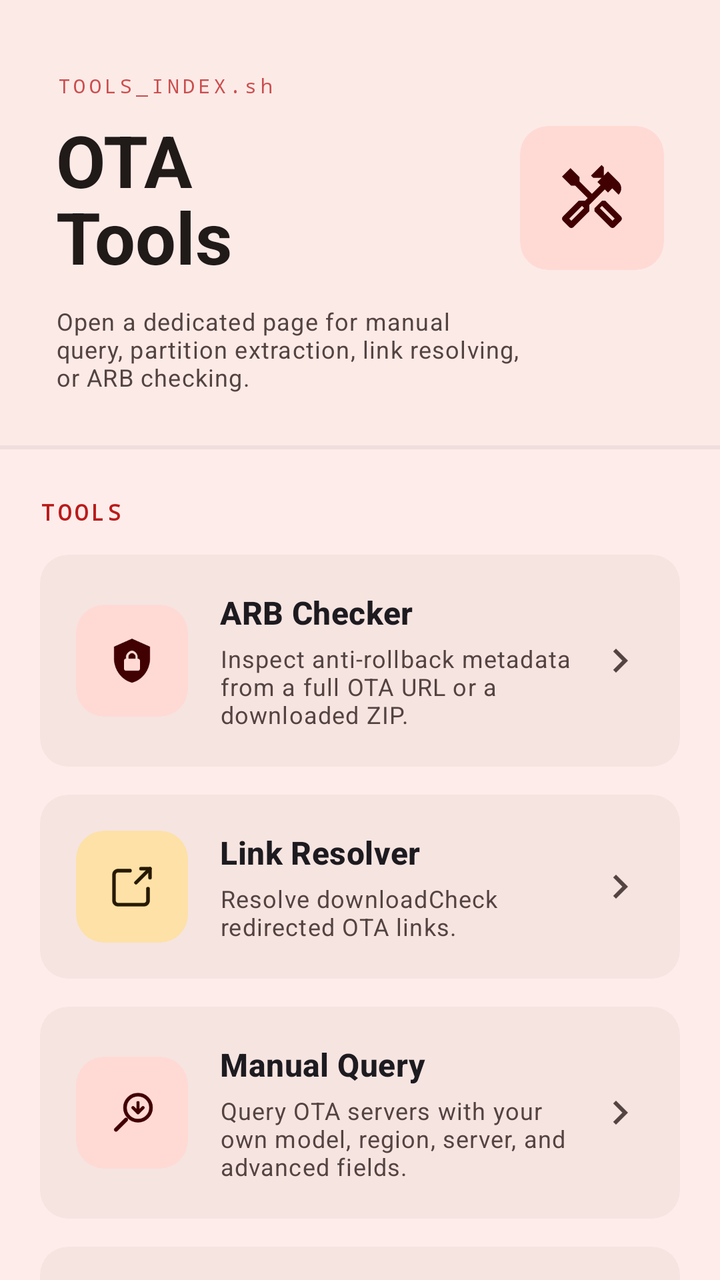
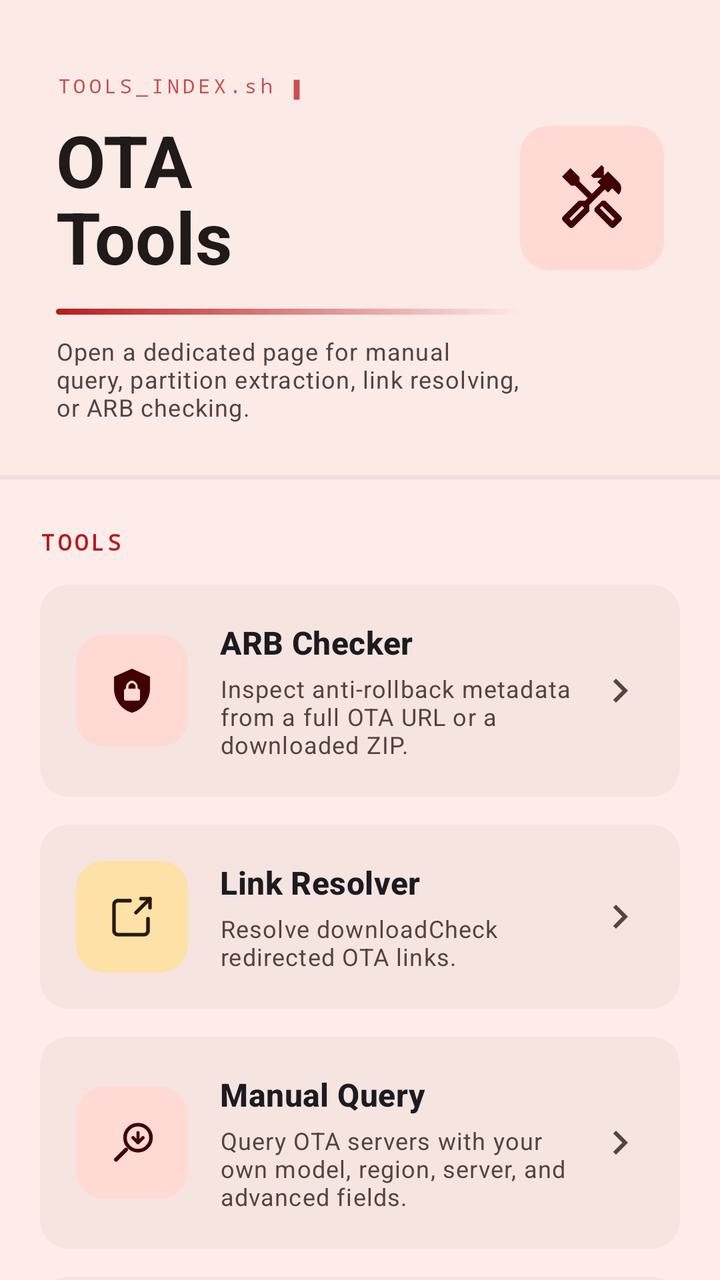

An Android layout rendered at two revisions. The XML below is the earlier revision; the diff shows what the commit changed to produce the second picture.
<!-- AndroidManifest.xml: application theme Theme.OTAPulse -->
<!-- res/layout/fragment_ota_tools.xml -->
<?xml version="1.0" encoding="utf-8"?>
<androidx.core.widget.NestedScrollView
    xmlns:android="http://schemas.android.com/apk/res/android"
    xmlns:app="http://schemas.android.com/apk/res-auto"
    android:layout_width="match_parent"
    android:layout_height="match_parent"
    android:background="?attr/colorSurface"
    android:fillViewport="true"
    android:overScrollMode="never">

    <LinearLayout
        android:layout_width="match_parent"
        android:layout_height="wrap_content"
        android:orientation="vertical"
        android:paddingBottom="104dp">

        <androidx.constraintlayout.widget.ConstraintLayout
            android:layout_width="match_parent"
            android:layout_height="wrap_content"
            android:background="@drawable/bg_hero_header"
            android:paddingStart="28dp"
            android:paddingEnd="28dp"
            android:paddingTop="36dp"
            android:paddingBottom="28dp">

            <TextView
                android:id="@+id/tv_bracket_label"
                android:layout_width="wrap_content"
                android:layout_height="wrap_content"
                android:text="@string/tools_header_badge"
                android:textColor="?attr/colorPrimary"
                android:textSize="10sp"
                android:fontFamily="monospace"
                android:letterSpacing="0.18"
                android:alpha="0.75"
                app:layout_constraintStart_toStartOf="parent"
                app:layout_constraintTop_toTopOf="parent" />

            <TextView
                android:id="@+id/tv_header_title"
                android:layout_width="0dp"
                android:layout_height="wrap_content"
                android:layout_marginTop="6dp"
                android:text="@string/tools_header_title"
                android:textAppearance="?attr/textAppearanceDisplaySmall"
                android:textColor="?attr/colorOnSurface"
                android:textStyle="bold"
                android:lineSpacingMultiplier="0.92"
                app:layout_constraintTop_toBottomOf="@id/tv_bracket_label"
                app:layout_constraintStart_toStartOf="parent"
                app:layout_constraintEnd_toStartOf="@id/card_hero_icon" />

            <TextView
                android:id="@+id/tv_header_subtitle"
                android:layout_width="0dp"
                android:layout_height="wrap_content"
                android:layout_marginTop="10dp"
                android:text="@string/tools_header_subtitle"
                android:textAppearance="?attr/textAppearanceBodySmall"
                android:textColor="?attr/colorOnSurfaceVariant"
                app:layout_constraintTop_toBottomOf="@id/tv_header_title"
                app:layout_constraintStart_toStartOf="@id/tv_header_title"
                app:layout_constraintEnd_toEndOf="@id/tv_header_title"
                app:layout_constraintBottom_toBottomOf="parent" />

            <com.google.android.material.card.MaterialCardView
                android:id="@+id/card_hero_icon"
                android:layout_width="72dp"
                android:layout_height="72dp"
                app:cardCornerRadius="14dp"
                app:cardBackgroundColor="?attr/colorPrimaryContainer"
                app:cardElevation="0dp"
                app:layout_constraintEnd_toEndOf="parent"
                app:layout_constraintTop_toTopOf="@id/tv_header_title"
                app:layout_constraintBottom_toBottomOf="@id/tv_header_title">

                <ImageView
                    android:layout_width="36dp"
                    android:layout_height="36dp"
                    android:layout_gravity="center"
                    android:src="@drawable/ic_tools"
                    app:tint="?attr/colorOnPrimaryContainer" />
            </com.google.android.material.card.MaterialCardView>
        </androidx.constraintlayout.widget.ConstraintLayout>

        <LinearLayout
            android:layout_width="match_parent"
            android:layout_height="wrap_content"
            android:orientation="vertical"
            android:paddingHorizontal="20dp"
            android:paddingTop="24dp">

            <TextView
                android:layout_width="wrap_content"
                android:layout_height="wrap_content"
                android:text="@string/tools_section_label"
                android:textColor="?attr/colorPrimary"
                android:textSize="11sp"
                android:textStyle="bold"
                android:fontFamily="monospace"
                android:letterSpacing="0.14" />

            <com.google.android.material.card.MaterialCardView
                android:id="@+id/card_arb_checker"
                android:layout_width="match_parent"
                android:layout_height="wrap_content"
                android:layout_marginTop="14dp"
                android:clickable="true"
                android:focusable="true"
                app:cardBackgroundColor="?attr/colorSurfaceContainerHigh"
                app:cardCornerRadius="14dp"
                app:cardElevation="0dp">

                <LinearLayout
                    android:layout_width="match_parent"
                    android:layout_height="wrap_content"
                    android:gravity="center_vertical"
                    android:orientation="horizontal"
                    android:padding="18dp">

                    <com.google.android.material.card.MaterialCardView
                        android:layout_width="56dp"
                        android:layout_height="56dp"
                        app:cardBackgroundColor="?attr/colorErrorContainer"
                        app:cardCornerRadius="14dp"
                        app:cardElevation="0dp">

                        <ImageView
                            android:layout_width="24dp"
                            android:layout_height="24dp"
                            android:layout_gravity="center"
                            android:src="@drawable/ic_security"
                            app:tint="?attr/colorOnErrorContainer" />
                    </com.google.android.material.card.MaterialCardView>

                    <LinearLayout
                        android:layout_width="0dp"
                        android:layout_height="wrap_content"
                        android:layout_weight="1"
                        android:layout_marginStart="16dp"
                        android:orientation="vertical">

                        <TextView
                            android:layout_width="wrap_content"
                            android:layout_height="wrap_content"
                            android:text="@string/tools_arb_checker_title"
                            android:textAppearance="?attr/textAppearanceTitleMedium"
                            android:textStyle="bold" />

                        <TextView
                            android:layout_width="match_parent"
                            android:layout_height="wrap_content"
                            android:layout_marginTop="4dp"
                            android:text="@string/tools_arb_checker_desc"
                            android:textAppearance="?attr/textAppearanceBodySmall"
                            android:textColor="?attr/colorOnSurfaceVariant" />
                    </LinearLayout>

                    <ImageView
                        android:layout_width="24dp"
                        android:layout_height="24dp"
                        android:src="@drawable/ic_chevron_right"
                        app:tint="?attr/colorOnSurfaceVariant" />
                </LinearLayout>
            </com.google.android.material.card.MaterialCardView>

            <com.google.android.material.card.MaterialCardView
                android:id="@+id/card_link_resolver"
                android:layout_width="match_parent"
                android:layout_height="wrap_content"
                android:layout_marginTop="14dp"
                android:clickable="true"
                android:focusable="true"
                app:cardBackgroundColor="?attr/colorSurfaceContainerHigh"
                app:cardCornerRadius="14dp"
                app:cardElevation="0dp">

                <LinearLayout
                    android:layout_width="match_parent"
                    android:layout_height="wrap_content"
                    android:gravity="center_vertical"
                    android:orientation="horizontal"
                    android:padding="18dp">

                    <com.google.android.material.card.MaterialCardView
                        android:layout_width="56dp"
                        android:layout_height="56dp"
                        app:cardBackgroundColor="?attr/colorTertiaryContainer"
                        app:cardCornerRadius="14dp"
                        app:cardElevation="0dp">

                        <ImageView
                            android:layout_width="24dp"
                            android:layout_height="24dp"
                            android:layout_gravity="center"
                            android:src="@drawable/ic_open_external_stroke"
                            app:tint="?attr/colorOnTertiaryContainer" />
                    </com.google.android.material.card.MaterialCardView>

                    <LinearLayout
                        android:layout_width="0dp"
                        android:layout_height="wrap_content"
                        android:layout_weight="1"
                        android:layout_marginStart="16dp"
                        android:orientation="vertical">

                        <TextView
                            android:layout_width="wrap_content"
                            android:layout_height="wrap_content"
                            android:text="@string/tools_link_resolver_title"
                            android:textAppearance="?attr/textAppearanceTitleMedium"
                            android:textStyle="bold" />

                        <TextView
                            android:layout_width="match_parent"
                            android:layout_height="wrap_content"
                            android:layout_marginTop="4dp"
                            android:text="@string/tools_link_resolver_desc"
                            android:textAppearance="?attr/textAppearanceBodySmall"
                            android:textColor="?attr/colorOnSurfaceVariant" />
                    </LinearLayout>

                    <ImageView
                        android:layout_width="24dp"
                        android:layout_height="24dp"
                        android:src="@drawable/ic_chevron_right"
                        app:tint="?attr/colorOnSurfaceVariant" />
                </LinearLayout>
            </com.google.android.material.card.MaterialCardView>

            <com.google.android.material.card.MaterialCardView
                android:id="@+id/card_manual_query"
                android:layout_width="match_parent"
                android:layout_height="wrap_content"
                android:layout_marginTop="14dp"
                android:clickable="true"
                android:focusable="true"
                app:cardBackgroundColor="?attr/colorSurfaceContainerHigh"
                app:cardCornerRadius="14dp"
                app:cardElevation="0dp">

                <LinearLayout
                    android:layout_width="match_parent"
                    android:layout_height="wrap_content"
                    android:gravity="center_vertical"
                    android:orientation="horizontal"
                    android:padding="18dp">

                    <com.google.android.material.card.MaterialCardView
                        android:layout_width="56dp"
                        android:layout_height="56dp"
                        app:cardBackgroundColor="?attr/colorPrimaryContainer"
                        app:cardCornerRadius="14dp"
                        app:cardElevation="0dp">

                        <ImageView
                            android:layout_width="24dp"
                            android:layout_height="24dp"
                            android:layout_gravity="center"
                            android:src="@drawable/ic_search_update"
                            app:tint="?attr/colorOnPrimaryContainer" />
                    </com.google.android.material.card.MaterialCardView>

                    <LinearLayout
                        android:layout_width="0dp"
                        android:layout_height="wrap_content"
                        android:layout_weight="1"
                        android:layout_marginStart="16dp"
                        android:orientation="vertical">

                        <TextView
                            android:layout_width="wrap_content"
                            android:layout_height="wrap_content"
                            android:text="@string/tools_manual_query_title"
                            android:textAppearance="?attr/textAppearanceTitleMedium"
                            android:textStyle="bold" />

                        <TextView
                            android:layout_width="match_parent"
                            android:layout_height="wrap_content"
                            android:layout_marginTop="4dp"
                            android:text="@string/tools_manual_query_desc"
                            android:textAppearance="?attr/textAppearanceBodySmall"
                            android:textColor="?attr/colorOnSurfaceVariant" />
                    </LinearLayout>

                    <ImageView
                        android:layout_width="24dp"
                        android:layout_height="24dp"
                        android:src="@drawable/ic_chevron_right"
                        app:tint="?attr/colorOnSurfaceVariant" />
                </LinearLayout>
            </com.google.android.material.card.MaterialCardView>

            <com.google.android.material.card.MaterialCardView
                android:id="@+id/card_partition_extraction"
                android:layout_width="match_parent"
                android:layout_height="wrap_content"
                android:layout_marginTop="14dp"
                android:clickable="true"
                android:focusable="true"
                app:cardBackgroundColor="?attr/colorSurfaceContainerHigh"
                app:cardCornerRadius="14dp"
                app:cardElevation="0dp">

                <LinearLayout
                    android:layout_width="match_parent"
                    android:layout_height="wrap_content"
                    android:gravity="center_vertical"
                    android:orientation="horizontal"
                    android:padding="18dp">

                    <com.google.android.material.card.MaterialCardView
                        android:layout_width="56dp"
                        android:layout_height="56dp"
                        app:cardBackgroundColor="?attr/colorSecondaryContainer"
                        app:cardCornerRadius="14dp"
                        app:cardElevation="0dp">

                        <ImageView
                            android:layout_width="24dp"
                            android:layout_height="24dp"
                            android:layout_gravity="center"
                            android:src="@drawable/ic_extract_stroke"
                            app:tint="?attr/colorOnSecondaryContainer" />
                    </com.google.android.material.card.MaterialCardView>

                    <LinearLayout
                        android:layout_width="0dp"
                        android:layout_height="wrap_content"
                        android:layout_marginStart="16dp"
                        android:layout_weight="1"
                        android:orientation="vertical">

                        <TextView
                            android:layout_width="wrap_content"
                            android:layout_height="wrap_content"
                            android:text="@string/tools_partition_extraction_title"
                            android:textAppearance="?attr/textAppearanceTitleMedium"
                            android:textStyle="bold" />

                        <TextView
                            android:layout_width="match_parent"
                            android:layout_height="wrap_content"
                            android:layout_marginTop="4dp"
                            android:text="@string/tools_partition_extraction_desc"
                            android:textAppearance="?attr/textAppearanceBodySmall"
                            android:textColor="?attr/colorOnSurfaceVariant" />
                    </LinearLayout>

                    <ImageView
                        android:layout_width="24dp"
                        android:layout_height="24dp"
                        android:src="@drawable/ic_chevron_right"
                        app:tint="?attr/colorOnSurfaceVariant" />
                </LinearLayout>
            </com.google.android.material.card.MaterialCardView>
        </LinearLayout>
    </LinearLayout>
</androidx.core.widget.NestedScrollView>
<!-- resources referenced by this layout -->
<resources>
  <string name="tools_arb_checker_desc">Inspect anti-rollback metadata from a full OTA URL or a downloaded ZIP.</string>
  <string name="tools_arb_checker_title">ARB Checker</string>
  <string name="tools_header_badge" translatable="false">TOOLS_INDEX.sh</string>
  <string name="tools_header_subtitle">Open a dedicated page for manual query, partition extraction, link resolving, or ARB checking.</string>
  <string name="tools_header_title">OTA\nTools</string>
  <string name="tools_link_resolver_desc">Resolve downloadCheck redirected OTA links.</string>
  <string name="tools_link_resolver_title">Link Resolver</string>
  <string name="tools_manual_query_desc">Query OTA servers with your own model, region, server, and advanced fields.</string>
  <string name="tools_manual_query_title">Manual Query</string>
  <string name="tools_partition_extraction_desc">Load partitions from a local OTA ZIP or a full OTA URL, then extract selected images.</string>
  <string name="tools_partition_extraction_title">Partition Extraction</string>
  <string name="tools_section_label" translatable="false">TOOLS</string>
  <color name="colorPrimary">#BA1A1A</color>
  <color name="colorOnPrimary">#FFFFFF</color>
  <color name="colorPrimaryContainer">#FFDAD5</color>
  <color name="colorOnPrimaryContainer">#410002</color>
  <color name="colorSecondary">#775652</color>
  <color name="colorOnSecondary">#FFFFFF</color>
  <color name="colorSecondaryContainer">#FFDAD5</color>
  <color name="colorOnSecondaryContainer">#2C1512</color>
  <color name="colorTertiary">#715B2E</color>
  <color name="colorOnTertiary">#FFFFFF</color>
  <color name="colorTertiaryContainer">#FDE1A7</color>
  <color name="colorOnTertiaryContainer">#261900</color>
  <color name="colorError">#BA1A1A</color>
  <color name="colorOnError">#FFFFFF</color>
  <color name="colorErrorContainer">#FFDAD5</color>
  <color name="colorOnErrorContainer">#410002</color>
  <color name="colorSurface">#FDECEA</color>
  <color name="colorOnSurface">#201A19</color>
  <color name="colorSurfaceVariant">#F5DDD9</color>
  <color name="colorOnSurfaceVariant">#534341</color>
  <color name="colorOutline">#857370</color>
  <color name="colorOutlineVariant">#D8C2BE</color>
  <color name="colorBackground">#FDECEA</color>
  <color name="colorOnBackground">#201A19</color>
  <color name="colorSurfaceContainerLowest">#FFFFFF</color>
  <color name="colorSurfaceContainerLow">#FFF8F6</color>
  <color name="colorSurfaceContainer">#FCEAE7</color>
  <color name="colorSurfaceContainerHigh">#F6E4E1</color>
  <color name="colorSurfaceContainerHighest">#F0DEDE</color>
  <style name="Widget.App.MaterialCardView" parent="Widget.Material3.CardView.Filled">
          <item name="shapeAppearance">@style/ShapeAppearance.Material3.Corner.Large</item>
      </style>
  <style name="Widget.App.PopupMenu" parent="Widget.Material3.PopupMenu">
          <item name="android:popupBackground">@drawable/bg_popup_menu</item>
      </style>
  <style name="Widget.App.ListPopupWindow" parent="Widget.AppCompat.ListPopupWindow">
          <item name="android:popupBackground">@drawable/bg_popup_menu</item>
      </style>
  <!-- drawable bg_popup_menu (drawable) -->
  <?xml version="1.0" encoding="utf-8"?>
  <shape xmlns:android="http://schemas.android.com/apk/res/android">
      <solid android:color="?attr/colorSurfaceContainerHigh" />
      <corners android:radius="20dp" />
  </shape>
  <!-- unchanged entries left out for length: 8 -->
</resources>

<!-- the commit's change to res/layout/fragment_ota_tools.xml (unified diff, before → after) -->
@@ -36,6 +36,20 @@
                 app:layout_constraintStart_toStartOf="parent"
                 app:layout_constraintTop_toTopOf="parent" />
 
+            
+            <TextView
+                android:id="@+id/tv_cursor"
+                android:layout_width="wrap_content"
+                android:layout_height="wrap_content"
+                android:text="@string/cursor_decoration"
+                android:textColor="?attr/colorPrimary"
+                android:textSize="10sp"
+                android:layout_marginStart="6dp"
+                android:alpha="0.75"
+                app:layout_constraintTop_toTopOf="@id/tv_bracket_label"
+                app:layout_constraintBottom_toBottomOf="@id/tv_bracket_label"
+                app:layout_constraintStart_toEndOf="@id/tv_bracket_label" />
+
             <TextView
                 android:id="@+id/tv_header_title"
                 android:layout_width="0dp"
@@ -50,6 +64,17 @@
                 app:layout_constraintStart_toStartOf="parent"
                 app:layout_constraintEnd_toStartOf="@id/card_hero_icon" />
 
+            
+            <View
+                android:id="@+id/view_accent_line"
+                android:layout_width="0dp"
+                android:layout_height="3dp"
+                android:layout_marginTop="12dp"
+                android:background="@drawable/bg_accent_line"
+                app:layout_constraintTop_toBottomOf="@id/tv_header_title"
+                app:layout_constraintStart_toStartOf="@id/tv_header_title"
+                app:layout_constraintEnd_toEndOf="@id/tv_header_title" />
+
             <TextView
                 android:id="@+id/tv_header_subtitle"
                 android:layout_width="0dp"
@@ -58,7 +83,7 @@
                 android:text="@string/tools_header_subtitle"
                 android:textAppearance="?attr/textAppearanceBodySmall"
                 android:textColor="?attr/colorOnSurfaceVariant"
-                app:layout_constraintTop_toBottomOf="@id/tv_header_title"
+                app:layout_constraintTop_toBottomOf="@id/view_accent_line"
                 app:layout_constraintStart_toStartOf="@id/tv_header_title"
                 app:layout_constraintEnd_toEndOf="@id/tv_header_title"
                 app:layout_constraintBottom_toBottomOf="parent" />
@@ -79,6 +104,7 @@
                     android:layout_height="36dp"
                     android:layout_gravity="center"
                     android:src="@drawable/ic_tools"
+                    android:contentDescription="@string/tools_header_title"
                     app:tint="?attr/colorOnPrimaryContainer" />
             </com.google.android.material.card.MaterialCardView>
         </androidx.constraintlayout.widget.ConstraintLayout>
<!-- resource entries referenced after the edit -->
@@ -1,5 +1,17 @@
 <!-- resources referenced by this layout -->
 <resources>
+  <!-- drawable bg_accent_line (drawable) -->
+  <?xml version="1.0" encoding="utf-8"?>
+  <shape xmlns:android="http://schemas.android.com/apk/res/android"
+      android:shape="rectangle">
+      <corners android:radius="2dp" />
+      <gradient
+          android:type="linear"
+          android:angle="0"
+          android:startColor="?attr/colorPrimary"
+          android:endColor="@android:color/transparent" />
+  </shape>
+  <string name="cursor_decoration" translatable="false">▮</string>
   <string name="tools_arb_checker_desc">Inspect anti-rollback metadata from a full OTA URL or a downloaded ZIP.</string>
   <string name="tools_arb_checker_title">ARB Checker</string>
   <string name="tools_header_badge" translatable="false">TOOLS_INDEX.sh</string>
